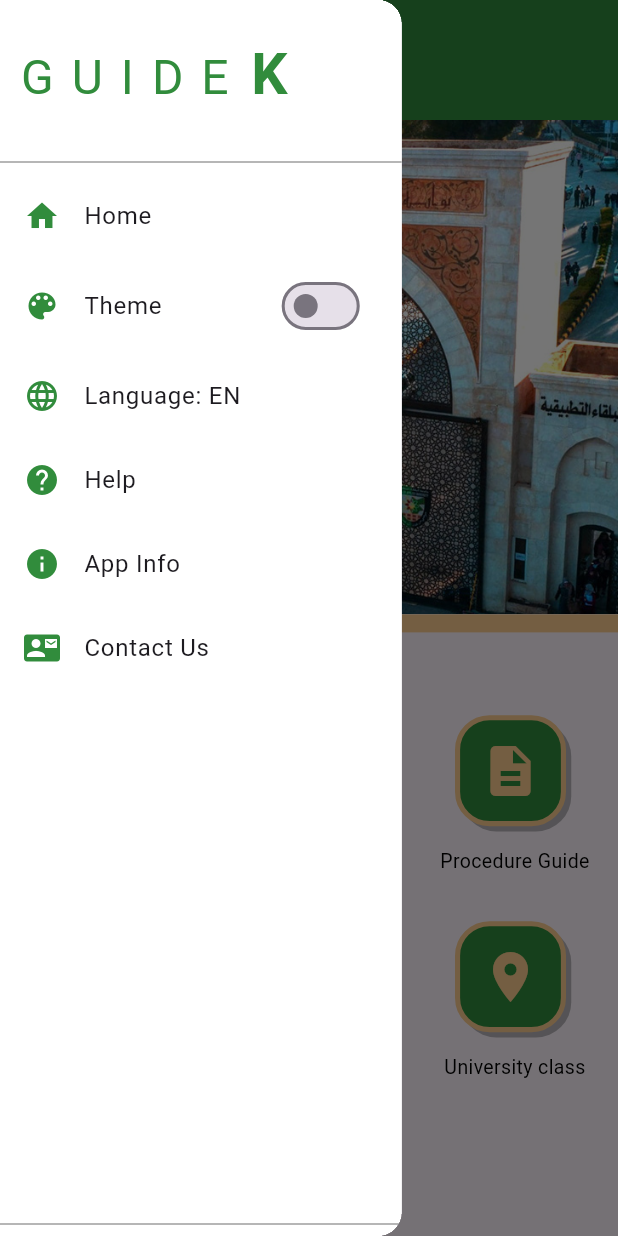
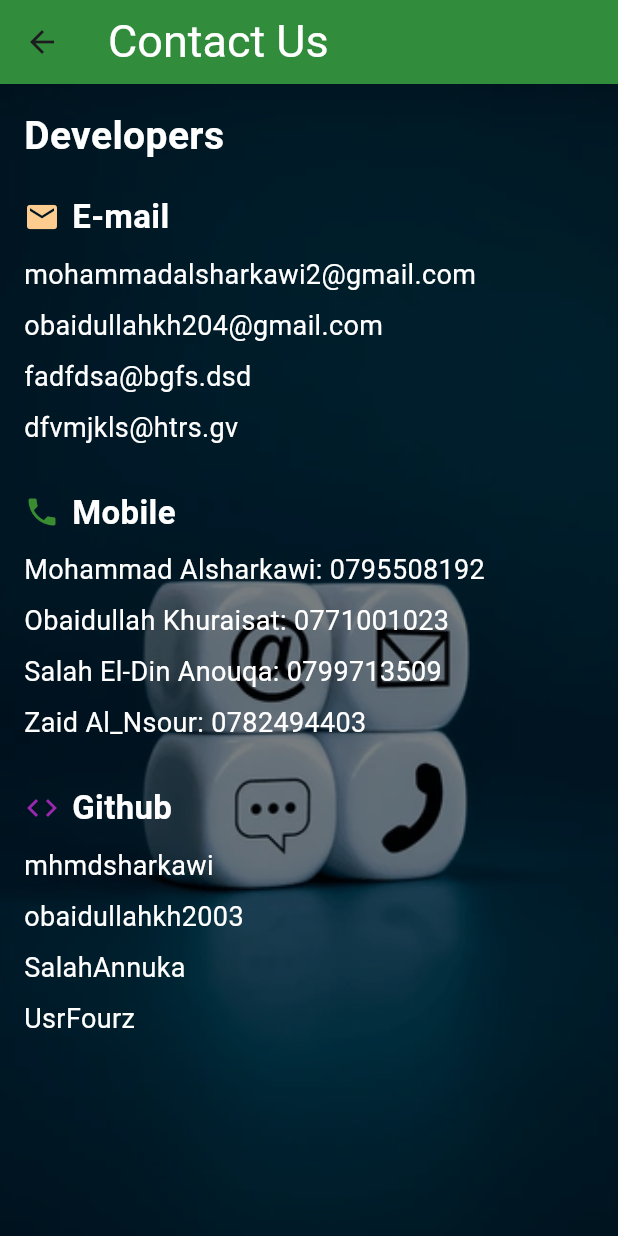
Before and after one commit to Mhmdsharkawi/Guidek, a Flutter app: the HomeAnnoncementPage screen opened by its route, after a tap on the "settings" icon, after a tap on "Contact Us", on a phone screen of 412 x 824 dp. Run offline on Flutter 3.47's test engine with Material 3 defaults, Android fonts, the phone set to English and light mode, and no system bars; drawn by our look-alikes of carousel_slider; our stand-ins replace dash_chat_2, email_validator, flutter_gemini, flutter_svg, google_fonts, image_picker and 1 more; accounts and stored records are empty; Roboto replaces fonts that are missing (Acumin Variable Concept).

Commit message:
Contact us done , logout , profile

```diff
--- /dev/null
+++ b/lib/Annoncement_page/Contact_Us.dart
@@ -0,0 +1,120 @@
+import 'package:flutter/material.dart';
+
+class ContactUsPage extends StatelessWidget {
+  @override
+  Widget build(BuildContext context) {
+    return Scaffold(
+      appBar: AppBar(
+        backgroundColor: Color(0xFF318c3c),
+        title: Text(
+          'Contact Us',
+          style: TextStyle(
+            fontFamily: 'Acumin Variable Concept',
+            fontSize: 30,
+            fontWeight: FontWeight.normal,
+            color: Colors.white,
+          ),
+        ),
+      ),
+      body: Container(
+        width: double.infinity,
+        height: double.infinity,  // Ensures the container covers the full height
+        decoration: BoxDecoration(
+          image: DecorationImage(
+            image: AssetImage('assets/contact-us.jpg'), // استبدل بمسار الصورة الفعلي
+            fit: BoxFit.cover,
+            colorFilter: ColorFilter.mode(
+              Colors.black.withOpacity(0.5),
+              BlendMode.darken,
+            ),
+          ),
+        ),
+        child: Padding(
+          padding: EdgeInsets.all(16.0),
+          child: Column(
+            crossAxisAlignment: CrossAxisAlignment.start,
+            children: <Widget>[
+              Text(
+                'Developers',
+                style: TextStyle(
+                  fontSize: 26,
+                  fontWeight: FontWeight.bold,
+                  color: Colors.white,
+                ),
+              ),
+              SizedBox(height: 20),
+              _buildInfoSection(
+                Icons.email,
+                'E-mail',
+                [
+                  'mohammadalsharkawi2@gmail.com',
+                  'obaidullahkh204@gmail.com',
+                  'fadfdsa@bgfs.dsd',
+                  'dfvmjkls@htrs.gv',
+                ],
+                Color(0xFFfdcd90), // Yellow color
+              ),
+              SizedBox(height: 20),
+              _buildInfoSection(
+                Icons.phone,
+                'Mobile',
+                [
+                  'Mohammad Alsharkawi: 0795508192',
+                  'Obaidullah Khuraisat: 0771001023',
+                  'Salah El-Din Anouqa: 0799713509',
+                  'Zaid Al_Nsour: 0782494403',
+                ],
+                Color(0xff3a8c31), // Green color
+              ),
+              SizedBox(height: 20),
+              _buildInfoSection(
+                Icons.code,
+                'Github',
+                [
+                  'mhmdsharkawi',
+                  'obaidullahkh2003',
+                  'SalahAnnuka',
+                  'UsrFourz',
+                ],
+                Color(0xFF9C27B0), // Purple color
+              ),
+            ],
+          ),
+        ),
+      ),
+    );
+  }
+
+  Widget _buildInfoSection(IconData icon, String title, List<String> items, Color iconColor) {
+    return Column(
+      crossAxisAlignment: CrossAxisAlignment.start,
+      children: [
+        Row(
+          children: [
+            Icon(icon, color: iconColor, size: 24),
+            SizedBox(width: 8),
+            Text(
+              title,
+              style: TextStyle(
+                fontSize: 22,
+                fontWeight: FontWeight.bold,
+                color: Colors.white,
+              ),
+            ),
+          ],
+        ),
+        SizedBox(height: 10),
+        ...items.map((item) => Padding(
+          padding: const EdgeInsets.only(bottom: 8.0),
+          child: Text(
+            item,
+            style: TextStyle(
+              fontSize: 18,
+              color: Colors.white,
+            ),
+          ),
+        )),
+      ],
+    );
+  }
+}
--- a/lib/Annoncement_page/Home_Annoncement_page.dart
+++ b/lib/Annoncement_page/Home_Annoncement_page.dart
@@ -1,6 +1,11 @@
 import 'package:flutter/material.dart';
 import 'package:carousel_slider/carousel_slider.dart';
+import 'package:guidek_project1/Annoncement_page/Chat_With_Me.dart';
+import 'package:guidek_project1/Annoncement_page/Contact_Us.dart';
+import 'package:guidek_project1/Annoncement_page/File_Information.dart';
+import 'package:guidek_project1/Signup&Login/home.dart';
 import 'GPA_Calculator.dart';
+import 'Chat_With_Me.dart';
 
 class HomeAnnoncementPage extends StatefulWidget {
   @override
@@ -9,8 +14,8 @@ class HomeAnnoncementPage extends StatefulWidget {
 
 class _HomeAnnoncementPageState extends State<HomeAnnoncementPage> {
   int _current = 0;
-  String _selectedLanguage = 'EN'; // Default language
-  bool _isDarkMode = false; // Default theme mode
+  String _selectedLanguage = 'EN';
+  bool _isDarkMode = false;
 
   final List<String> imgList = [
     'assets/NewGate.jpg',
@@ -55,6 +60,35 @@ class _HomeAnnoncementPageState extends State<HomeAnnoncementPage> {
     setState(() {
       _isDarkMode = isDarkMode;
     });
+  }
+
+  void _confirmLogout() {
+    showDialog(
+      context: context,
+      builder: (BuildContext context) {
+        return AlertDialog(
+          title: Text('Logout Confirmation'),
+          content: Text('Are you sure you want to log out?'),
+          actions: [
+            TextButton(
+              onPressed: () {
+                Navigator.of(context).pop(); // إغلاق الحوار
+              },
+              child: Text('Cancel'),
+            ),
+            TextButton(
+              onPressed: () {
+                Navigator.of(context).pushAndRemoveUntil(
+                  MaterialPageRoute(builder: (context) => HomePage()), // التنقل إلى صفحة التسجيل
+                      (Route<dynamic> route) => false, // إزالة جميع الصفحات السابقة من مكدس التنقل
+                );
+              },
+              child: Text('Yes', style: TextStyle(color: Colors.red)),
+            ),
+          ],
+        );
+      },
+    );
   }
 
   @override
@@ -197,13 +231,31 @@ class _HomeAnnoncementPageState extends State<HomeAnnoncementPage> {
                 leading: Icon(Icons.contact_mail, color: Color(0xFF318c3c)),
                 title: Text('Contact Us'),
                 onTap: () {
-                },
+                  Navigator.push(
+                    context,
+                    MaterialPageRoute(builder: (context) => ContactUsPage()),
+                  );                },
               ),
-              SizedBox(height: 348), // Space before the divider
+              ListTile(
+                leading: Icon(Icons.logout, color: Colors.red),
+                title: Text(
+                  'Logout',
+                  style: TextStyle(color: Colors.red),
+                ),
+                onTap: _confirmLogout,
+              ),
+              SizedBox(height: 291), // Space before the divider
               Divider(color: Colors.grey), // Thin line divider
               // Profile information
               Padding(
-                padding: const EdgeInsets.fromLTRB(8,0,0,0),
+                padding: const EdgeInsets.fromLTRB(4, 0, 0, 0),
+               child:GestureDetector(
+                onTap: () {
+                  Navigator.push(
+                    context,
+                    MaterialPageRoute(builder: (context) => UserProfilePage()),
+                  );
+                },
                 child: Row(
                   children: [
                     CircleAvatar(
@@ -235,6 +287,7 @@ class _HomeAnnoncementPageState extends State<HomeAnnoncementPage> {
                     ),
                   ],
                 ),
+               )
               ),
             ],
           ),
@@ -275,7 +328,12 @@ class _HomeAnnoncementPageState extends State<HomeAnnoncementPage> {
             childAspectRatio: 1.0,
             children: [
               _buildIcon(Icons.school, 'Subjects & Classes', () {}),
-              _buildIcon(Icons.chat_bubble, 'Chat with me', () {}),
+              _buildIcon(Icons.chat_bubble, 'Chat with me', () {
+                Navigator.push(
+                  context,
+                  MaterialPageRoute(builder: (context) => const ChatWithMe()),
+                );
+              }),
               _buildIcon(Icons.description, 'Procedure Guide', () {}),
               _buildIcon(Icons.calculate, 'GPA Calculator', () {
                 Navigator.push(
@@ -284,7 +342,7 @@ class _HomeAnnoncementPageState extends State<HomeAnnoncementPage> {
                 );
               }),
               _buildIcon(Icons.help, 'FAQ', () {}),
-              _buildIcon(Icons.location_on, 'University class', () {}),
+              _buildIcon(Icons.location_on, 'University Classes', () {}),
             ],
           ),
         ],
--- /dev/null
+++ b/lib/consts.dart
@@ -0,0 +1 @@
+const String GEMINI_API_KEY = "AIzaSyDjIYwHiR55zgCiLCLJHb-UIBH-gPlrQjE";//place your api key
```
Also changed, not shown: lib/Annoncement_page/Chat_With_Me.dart (added, +156 -0 lines), lib/Annoncement_page/File_Information.dart (added, +291 -0 lines), lib/Annoncement_page/GPA_Calculator.dart (+18 -18 lines), lib/main.dart (+7 -0 lines), pubspec.yaml (+7 -1 lines), assets/contact-us.jpg (added), pubspec.lock.
